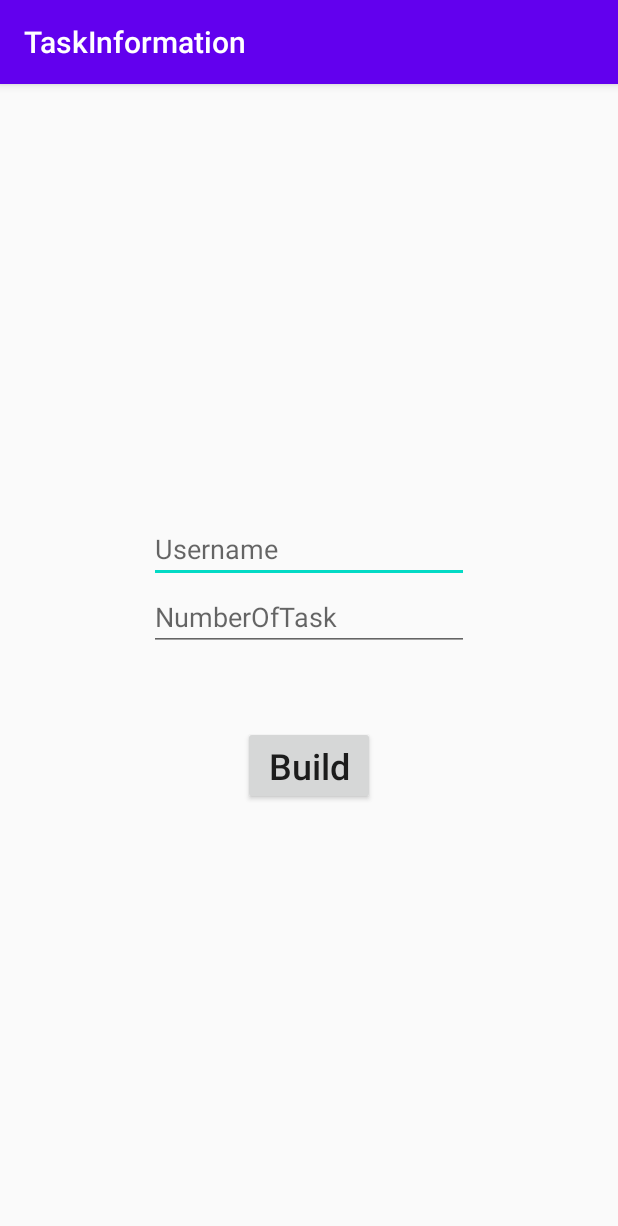
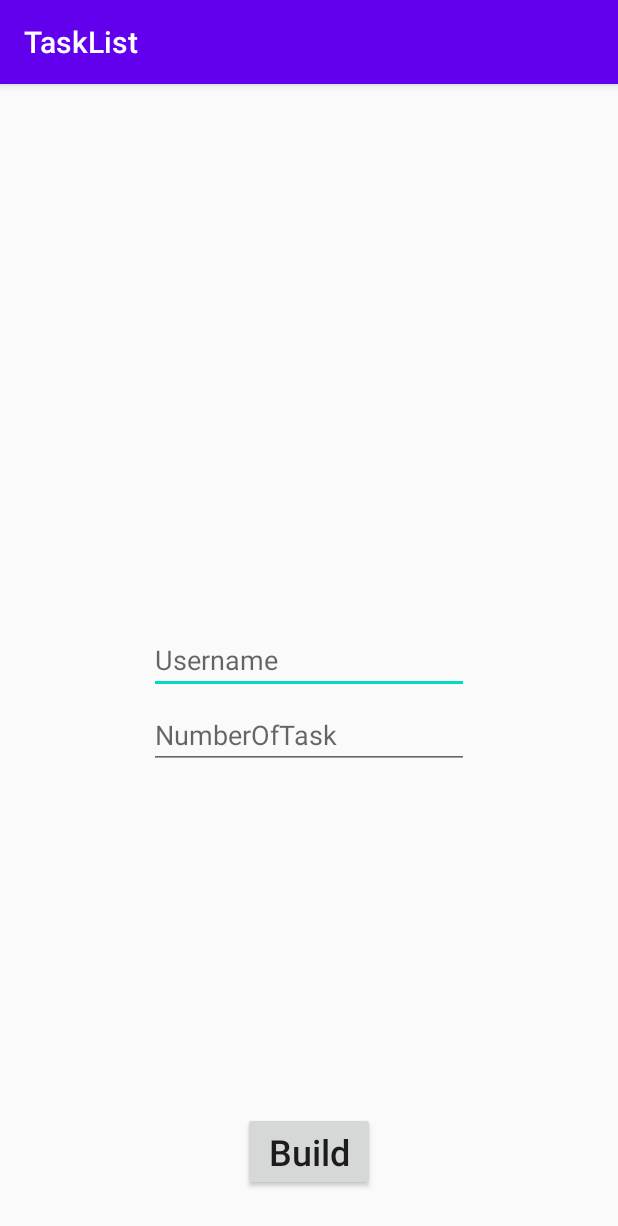
Before and after one commit to ArezooSadeghi/TaskList, an Android app: the screen it shows after launch (TaskInformationActivity before the commit, StartPageActivity after it), on a phone screen of 412 x 824 dp. Shown: the top 1226 px of the screen. Run offline under Robolectric (Android 15) with nearby library versions, the phone set to English and light mode, and no system bars.

Commit message:
add newIntent method for every activity. add newInstance method for every fragment. make better the Repository

```diff
--- a/app/src/main/AndroidManifest.xml
+++ b/app/src/main/AndroidManifest.xml
@@ -10,7 +10,7 @@
         android:supportsRtl="true"
         android:theme="@style/AppTheme">
         <activity android:name=".controller.activity.TaskListActivity"></activity>
-        <activity android:name=".controller.activity.TaskInformationActivity">
+        <activity android:name=".controller.activity.StartPageActivity">
             <intent-filter>
                 <action android:name="android.intent.action.MAIN" />
 
--- /dev/null
+++ b/app/src/main/java/com/example/tasklist/controller/activity/StartPageActivity.java
@@ -0,0 +1,34 @@
+package com.example.tasklist.controller.activity;
+
+import androidx.appcompat.app.AppCompatActivity;
+import androidx.fragment.app.Fragment;
+import androidx.fragment.app.FragmentManager;
+
+import android.content.Context;
+import android.content.Intent;
+import android.os.Bundle;
+
+import com.example.tasklist.R;
+import com.example.tasklist.controller.fragment.StartPageFragment;
+
+public class StartPageActivity extends AppCompatActivity {
+
+    @Override
+    protected void onCreate(Bundle savedInstanceState) {
+        super.onCreate(savedInstanceState);
+        setContentView(R.layout.activity_startpage);
+
+        FragmentManager fragmentManager = getSupportFragmentManager();
+        Fragment fragment = fragmentManager.findFragmentById(R.id.start_page_container);
+        if (fragment == null) {
+            StartPageFragment startPageFragment = StartPageFragment.newInstance();
+            fragmentManager.beginTransaction().add(R.id.start_page_container, startPageFragment)
+                    .commit();
+        }
+    }
+
+    public static Intent newIntent(Context context) {
+        Intent intent = new Intent(context, StartPageActivity.class);
+        return intent;
+    }
+}
--- a/app/src/main/java/com/example/tasklist/controller/activity/TaskInformationActivity.java
+++ /dev/null
@@ -1,27 +0,0 @@
-package com.example.tasklist.controller.activity;
-
-import androidx.appcompat.app.AppCompatActivity;
-import androidx.fragment.app.Fragment;
-import androidx.fragment.app.FragmentManager;
-
-import android.os.Bundle;
-
-import com.example.tasklist.R;
-import com.example.tasklist.controller.fragment.TaskInformationFragment;
-
-public class TaskInformationActivity extends AppCompatActivity {
-
-    @Override
-    protected void onCreate(Bundle savedInstanceState) {
-        super.onCreate(savedInstanceState);
-        setContentView(R.layout.activity_taskinformation);
-        setTitle("TaskInformation");
-
-        FragmentManager fragmentManager = getSupportFragmentManager();
-        Fragment fragment = fragmentManager.findFragmentById(R.id.task_information_container);
-        if (fragment == null) {
-            TaskInformationFragment taskListFragment = new TaskInformationFragment();
-            fragmentManager.beginTransaction().add(R.id.task_information_container, taskListFragment).commit();
-        }
-    }
-}
--- a/app/src/main/java/com/example/tasklist/controller/fragment/TaskInformationFragment.java
+++ b/app/src/main/java/com/example/tasklist/controller/fragment/StartPageFragment.java
@@ -15,16 +15,22 @@ import com.example.tasklist.R;
 import com.example.tasklist.controller.activity.TaskListActivity;
 import com.example.tasklist.repository.TaskRepository;
 
-public class TaskInformationFragment extends Fragment {
+public class StartPageFragment extends Fragment {
 
     private EditText mEditTextUsername, mEditTextNumberOfTask;
-
     private Button mButtonBuild;
 
     public static final String EXTRA_USERNAME = "com.example.tasklist.controller.fragment.EXTRA_USERNAME";
     public static final String EXTRA_NUMBER_OF_TASK = "com.example.tasklist.controller.fragment.EXTRA_NUMBER_OF_TASK";
 
-    public TaskInformationFragment() {
+    public StartPageFragment() {
+    }
+
+    public static StartPageFragment newInstance() {
+        Bundle args = new Bundle();
+        StartPageFragment startPageFragment = new StartPageFragment();
+        startPageFragment.setArguments(args);
+        return startPageFragment;
     }
 
     @Override
@@ -35,12 +41,9 @@ public class TaskInformationFragment extends Fragment {
     @Override
     public View onCreateView(LayoutInflater inflater, ViewGroup container,
                              Bundle savedInstanceState) {
-
-        View view = inflater.inflate(R.layout.fragment_task_information, container, false);
+        View view = inflater.inflate(R.layout.fagment_start_page, container, false);
         findViews(view);
-
         setListeners();
-
         return view;
     }
 
@@ -48,11 +51,8 @@ public class TaskInformationFragment extends Fragment {
         mButtonBuild.setOnClickListener(new View.OnClickListener() {
             @Override
             public void onClick(View view) {
-                TaskRepository.setmName(mEditTextUsername.getText().toString());
-                TaskRepository.setmNumber(Integer.parseInt(mEditTextNumberOfTask.getText().toString()));
-                Intent intent = new Intent(getActivity(), TaskListActivity.class);
-                intent.putExtra(EXTRA_USERNAME, mEditTextUsername.getText().toString());
-                intent.putExtra(EXTRA_NUMBER_OF_TASK, mEditTextNumberOfTask.getText().toString());
+                int numberOfTask = Integer.parseInt(mEditTextNumberOfTask.getText().toString());
+                Intent intent = TaskListActivity.newIntent(getActivity(), mEditTextUsername.getText().toString(), numberOfTask);
                 startActivity(intent);
             }
         });
--- a/app/src/main/res/layout/activity_taskinformation.xml
+++ b/app/src/main/res/layout/activity_startpage.xml
@@ -4,10 +4,10 @@
     xmlns:tools="http://schemas.android.com/tools"
     android:layout_width="match_parent"
     android:layout_height="match_parent"
-    tools:context=".controller.activity.TaskInformationActivity">
+    tools:context=".controller.activity.StartPageActivity">
+
     <FrameLayout
-        android:id="@+id/task_information_container"
+        android:id="@+id/start_page_container"
         android:layout_width="match_parent"
-        android:layout_height="match_parent">
-    </FrameLayout>
+        android:layout_height="match_parent"></FrameLayout>
 </LinearLayout>
--- a/app/src/main/res/layout/activity_task_list.xml
+++ b/app/src/main/res/layout/activity_task_list.xml
@@ -5,9 +5,9 @@
     android:layout_width="match_parent"
     android:layout_height="match_parent"
     tools:context=".controller.activity.TaskListActivity">
+
     <FrameLayout
         android:id="@+id/task_list_container"
         android:layout_width="match_parent"
-        android:layout_height="match_parent">
-    </FrameLayout>
+        android:layout_height="match_parent"></FrameLayout>
 </LinearLayout>
--- a/app/src/main/res/layout/fragment_task_information.xml
+++ b/app/src/main/res/layout/fagment_start_page.xml
@@ -1,31 +1,36 @@
 <?xml version="1.0" encoding="utf-8"?>
-<LinearLayout xmlns:android="http://schemas.android.com/apk/res/android"
+<FrameLayout xmlns:android="http://schemas.android.com/apk/res/android"
     xmlns:tools="http://schemas.android.com/tools"
     android:layout_width="match_parent"
     android:layout_height="match_parent"
-    android:orientation="vertical"
-    android:gravity="center"
-    tools:context=".controller.fragment.TaskInformationFragment">
+    tools:context=".controller.fragment.StartPageFragment">
+
     <EditText
         android:id="@+id/txt_username"
         android:layout_width="wrap_content"
         android:layout_height="wrap_content"
+        android:layout_gravity="center"
+        android:ems="10"
         android:hint="Username"
-        android:ems="10"
-        android:inputType="text"/>
+        android:inputType="text" />
+
     <EditText
         android:id="@+id/txt_numberoftask"
         android:layout_width="wrap_content"
         android:layout_height="wrap_content"
+        android:layout_gravity="center"
+        android:layout_marginTop="50dp"
+        android:ems="10"
         android:hint="NumberOfTask"
-        android:ems="10"
-        android:inputType="number"/>
+        android:inputType="number" />
+
     <Button
         android:id="@+id/btn_build"
         android:layout_width="wrap_content"
         android:layout_height="wrap_content"
+        android:layout_gravity="bottom|center"
+        android:layout_marginBottom="30dp"
         android:text="Build"
-        android:textSize="24sp"
         android:textAllCaps="false"
-        android:layout_marginTop="50dp"/>
-</LinearLayout>
+        android:textSize="24sp" />
+</FrameLayout>
--- a/app/src/main/res/layout/fragment_task_list.xml
+++ b/app/src/main/res/layout/fragment_task_list.xml
@@ -1,8 +1,7 @@
 <?xml version="1.0" encoding="utf-8"?>
 <androidx.recyclerview.widget.RecyclerView xmlns:android="http://schemas.android.com/apk/res/android"
     xmlns:tools="http://schemas.android.com/tools"
+    android:id="@+id/tasklist_recyclerview"
     android:layout_width="match_parent"
     android:layout_height="match_parent"
-    android:id="@+id/tasklist_recyclerview"
-    tools:context=".controller.fragment.TaskListFragment">
-</androidx.recyclerview.widget.RecyclerView>
+    tools:context=".controller.fragment.TaskListFragment"></androidx.recyclerview.widget.RecyclerView>
```
Also changed, not shown: app/src/main/java/com/example/tasklist/controller/activity/TaskListActivity.java (+19 -3 lines), app/src/main/java/com/example/tasklist/controller/fragment/TaskListFragment.java (+34 -12 lines), app/src/main/java/com/example/tasklist/model/Task.java (+4 -37 lines), app/src/main/java/com/example/tasklist/repository/IRepository.java (added, +18 -0 lines), app/src/main/java/com/example/tasklist/repository/TaskRepository.java (+16 -42 lines), app/src/main/res/layout/row_task_list.xml (+23 -20 lines).
